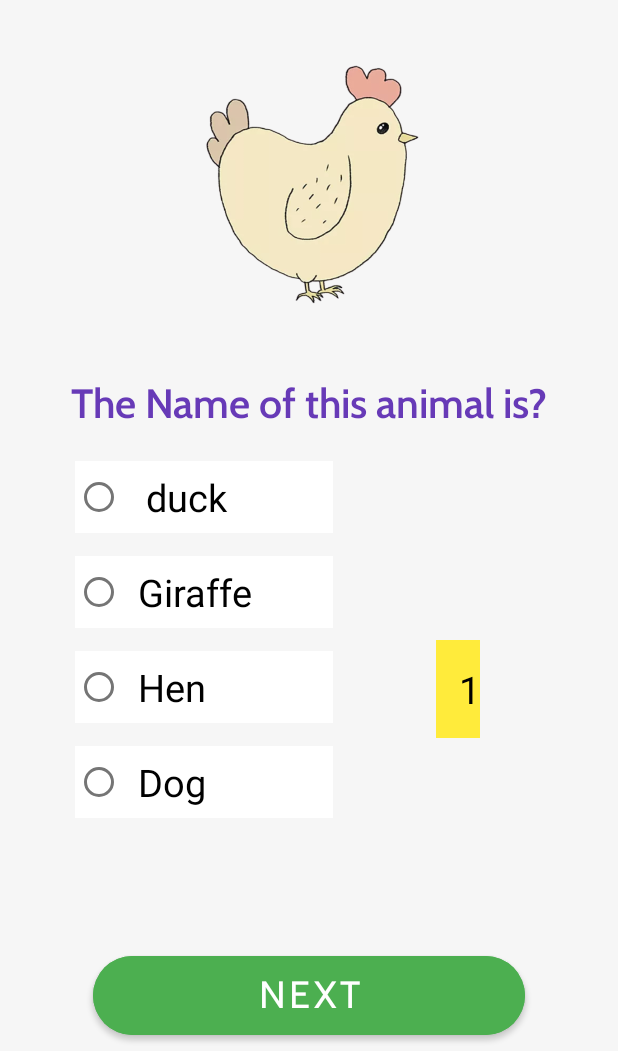
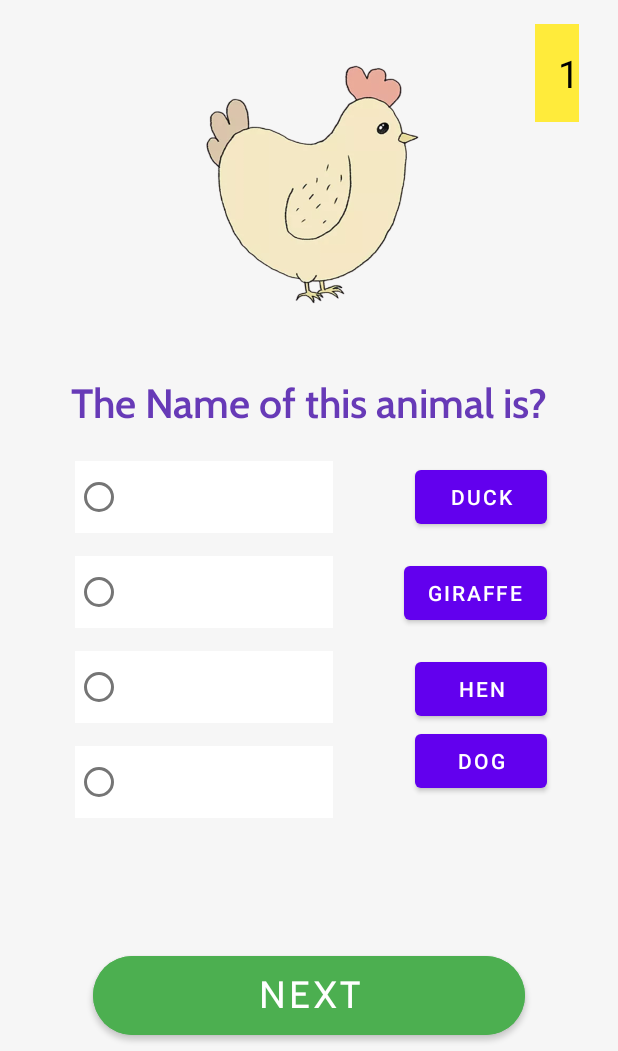
Before and after one commit to mzaman21/GuessAnimal, an Android app: the screen it shows after launch (MainActivity), on a phone screen of 412 x 824 dp, the part 185-1236 px from its top. Run offline under Robolectric (Android 15) with nearby library versions, the phone set to English and light mode, and no system bars; Roboto replaces fonts that are not available here.

Commit message:
updates in result and resolve errors

```diff
--- a/app/src/main/java/com/example/bachoquiz/MainActivity.java
+++ b/app/src/main/java/com/example/bachoquiz/MainActivity.java
@@ -4,6 +4,7 @@ import androidx.appcompat.app.AppCompatActivity;
 
 import android.content.Intent;
 import android.os.Bundle;
+import android.util.Log;
 import android.view.View;
 import android.widget.Button;
 import android.widget.ImageView;
@@ -19,7 +20,7 @@ public class MainActivity extends AppCompatActivity {
     ImageView animal;
     RadioGroup Optionlist;
     RadioButton optionselected,animalop1,animalop2,animalop3,animalop4;
-    Button next;
+    Button next,op1,op2,op3,op4;
 
     String[] selectedOption={"","","","","","","","","",""};
     String [] Answerlist ={"","","","","","","","","",""};
@@ -63,6 +64,12 @@ public class MainActivity extends AppCompatActivity {
         QuestionNo = findViewById(R.id.questionno);
 
         animal = findViewById(R.id.animalpicture);
+        Optionlist= findViewById(R.id.radiogroup);
+
+        op1 = findViewById(R.id.optionone);
+        op2 = findViewById(R.id.optiontwo);
+        op3 = findViewById(R.id.optionthree);
+        op4 = findViewById(R.id.optionfour);
 
         animalop1= findViewById(R.id.firstoption);
         animalop2= findViewById(R.id.secondoption);
@@ -71,6 +78,7 @@ public class MainActivity extends AppCompatActivity {
 
         next = findViewById(R.id.nextbtn);
         mainfunctionality();
+
 
         next.setOnClickListener(new View.OnClickListener() {
             @Override
@@ -87,6 +95,7 @@ public class MainActivity extends AppCompatActivity {
     public void mainfunctionality(){
 
         if(Questions!=11) {
+           //Optionlist.clearCheck();
             String Qno_Counter = String.valueOf(Questions);
             QuestionNo.setText(Qno_Counter);
 
@@ -126,22 +135,35 @@ public class MainActivity extends AppCompatActivity {
                 //loop counter
                 incrementor++;
             }
-            //setting options on view
-            animalop1.setText(currentoptionList[0]);
-            animalop2.setText(currentoptionList[1]);
-            animalop3.setText(currentoptionList[2]);
-            animalop4.setText(currentoptionList[3]);
-            Questions++;
-            if (Questions != 0) {
-                clearoptionlist();
-            }
-            incrementor = 0;
+
+            op1.setText(currentoptionList[0]);
+            op2.setText(currentoptionList[1]);
+            op3.setText(currentoptionList[2]);
+            op4.setText(currentoptionList[3]);
+
+
+//            //setting options on view
+//            animalop1.setText(currentoptionList[0]);
+//            animalop2.setText(currentoptionList[1]);
+//            animalop3.setText(currentoptionList[2]);
+//            animalop4.setText(currentoptionList[3]);
 
             //get selected option
             selectedAnswer();
+
+            //clear options and radio checks
+            if (Questions != 0) {
+                clearoptionlist();
+                //Optionlist.clearCheck();
+                op1.setEnabled(true);
+                op2.setEnabled(true);
+                op3.setEnabled(true);
+                op4.setEnabled(true);
+            }
+            Questions++;
+            incrementor = 0;
         }
         else{
-
             Intent resultactivity = new Intent(MainActivity.this,MainActivity2.class);
             resultactivity.putExtra("Selected_Option", selectedOption);
             resultactivity.putExtra("Answer_list",Answerlist);
@@ -155,14 +177,18 @@ public class MainActivity extends AppCompatActivity {
             currentoptionList[i]="";
         }
     }
+
     //select random animal name for options
     public int randomAnimalOptions() {
             pickAnimalOptionIndex = randomOptionSelector.nextInt(animalNames.length);
             return pickAnimalOptionIndex;
     }
+
     //check weather duplicate or not
     public boolean checkoptions(int optionvalue){
+
         boolean checkoptionflag= false;
+
         //loop through the current option list
         for(int i =0;i<currentoptionList.length;i++){
             if(currentoptionList[i]==animalNames[optionvalue]) {
@@ -172,21 +198,70 @@ public class MainActivity extends AppCompatActivity {
         //return true or false
         return checkoptionflag;
     }
+
+
     //get selected option
     public  void selectedAnswer(){
-        if(animalop1.isChecked()){
-            selectedOption[selectedoptionIndex]=animalop1.getText().toString();
-        }
-        else if(animalop2.isChecked()){
-            selectedOption[selectedoptionIndex]=animalop2.getText().toString();
-        }
-        else if(animalop3.isChecked()){
-            selectedOption[selectedoptionIndex]=animalop3.getText().toString();
-        }
-        else if(animalop3.isChecked()){
-            selectedOption[selectedoptionIndex]=animalop4.getText().toString();
-        }
-        Answerlist[selectedoptionIndex]=Answer;
-        selectedoptionIndex++;
+
+//        if(Optionlist.getCheckedRadioButtonId()==-1){
+//        }
+//        else{
+
+//            int selectedoptionId=Optionlist.getCheckedRadioButtonId();
+//            String radiovalue  = ((RadioButton)findViewById(selectedoptionId)).getText().toString();
+            //selectedOption[selectedoptionIndex]=radiovalue;
+            op1.setOnClickListener(new View.OnClickListener() {
+                @Override
+                public void onClick(View view) {
+                    selectedOption[selectedoptionIndex]=op1.getText().toString();
+                    op1.setText("AnswerLocked");
+                    Answerlist[selectedoptionIndex]=Answer;
+                    selectedoptionIndex++;
+                    op2.setEnabled(false);
+                    op3.setEnabled(false);
+                    op4.setEnabled(false);
+                }
+            });
+            op2.setOnClickListener(new View.OnClickListener() {
+                @Override
+                public void onClick(View view) {
+                    selectedOption[selectedoptionIndex]=op2.getText().toString();
+                    op2.setText("Answer Locked");
+                    Answerlist[selectedoptionIndex]=Answer;
+                    selectedoptionIndex++;
+
+                    op3.setEnabled(false);
+                    op4.setEnabled(false);
+                    op1.setEnabled(false);
+                }
+            });
+            op3.setOnClickListener(new View.OnClickListener() {
+                @Override
+                public void onClick(View view) {
+                    selectedOption[selectedoptionIndex]=op3.getText().toString();
+                    op3.setText("Answer Locked");
+                    Answerlist[selectedoptionIndex]=Answer;
+                    selectedoptionIndex++;
+
+                    op1.setEnabled(false);
+                    op2.setEnabled(false);
+                    op4.setEnabled(false);
+                }
+            });
+            op4.setOnClickListener(new View.OnClickListener() {
+                @Override
+                public void onClick(View view) {
+                    selectedOption[selectedoptionIndex]=op4.getText().toString();
+                    op4.setText("Answer Locked");
+                    Answerlist[selectedoptionIndex]=Answer;
+                    selectedoptionIndex++;
+
+                    op1.setEnabled(false);
+                    op2.setEnabled(false);
+                    op3.setEnabled(false);
+                }
+            });
+
+        //}
     }
 }
--- a/app/src/main/res/layout/activity_main.xml
+++ b/app/src/main/res/layout/activity_main.xml
@@ -131,7 +131,9 @@
         android:id="@+id/questionno"
         android:layout_width="wrap_content"
         android:layout_height="wrap_content"
-        android:layout_marginEnd="24dp"
+        android:layout_marginStart="19dp"
+        android:layout_marginTop="16dp"
+        android:layout_marginEnd="21dp"
         android:background="#FFEB3B"
         android:paddingLeft="15dp"
         android:paddingTop="15dp"
@@ -140,10 +142,48 @@
         android:textAlignment="center"
         android:textColor="#000000"
         android:textSize="25dp"
-        app:layout_constraintBottom_toTopOf="@+id/nextbtn"
         app:layout_constraintEnd_toEndOf="parent"
-        app:layout_constraintStart_toEndOf="@+id/radiogroup"
-        app:layout_constraintTop_toBottomOf="@+id/textView2"
+        app:layout_constraintStart_toEndOf="@+id/animalpicture"
+        app:layout_constraintTop_toBottomOf="@+id/textView"
         tools:paddingRight="25dp" />
 
+    <Button
+        android:id="@+id/optiontwo"
+        android:layout_width="wrap_content"
+        android:layout_height="wrap_content"
+        android:layout_marginTop="16dp"
+        android:layout_marginEnd="47dp"
+        android:text="Button"
+        app:layout_constraintEnd_toEndOf="parent"
+        app:layout_constraintTop_toBottomOf="@+id/optionone" />
+
+    <Button
+        android:id="@+id/optionfour"
+        android:layout_width="wrap_content"
+        android:layout_height="wrap_content"
+        android:layout_marginEnd="47dp"
+        android:text="Button"
+        app:layout_constraintEnd_toEndOf="parent"
+        app:layout_constraintTop_toBottomOf="@+id/optionthree" />
+
+    <Button
+        android:id="@+id/optionthree"
+        android:layout_width="wrap_content"
+        android:layout_height="wrap_content"
+        android:layout_marginTop="16dp"
+        android:layout_marginEnd="47dp"
+        android:text="Button"
+        app:layout_constraintEnd_toEndOf="parent"
+        app:layout_constraintTop_toBottomOf="@+id/optiontwo" />
+
+    <Button
+        android:id="@+id/optionone"
+        android:layout_width="wrap_content"
+        android:layout_height="wrap_content"
+        android:layout_marginTop="20dp"
+        android:layout_marginEnd="47dp"
+        android:text="Button"
+        app:layout_constraintEnd_toEndOf="parent"
+        app:layout_constraintTop_toBottomOf="@+id/textView2" />
+
 </androidx.constraintlayout.widget.ConstraintLayout>
```
Also changed, not shown: app/src/main/java/com/example/bachoquiz/MainActivity2.java (+13 -13 lines).
